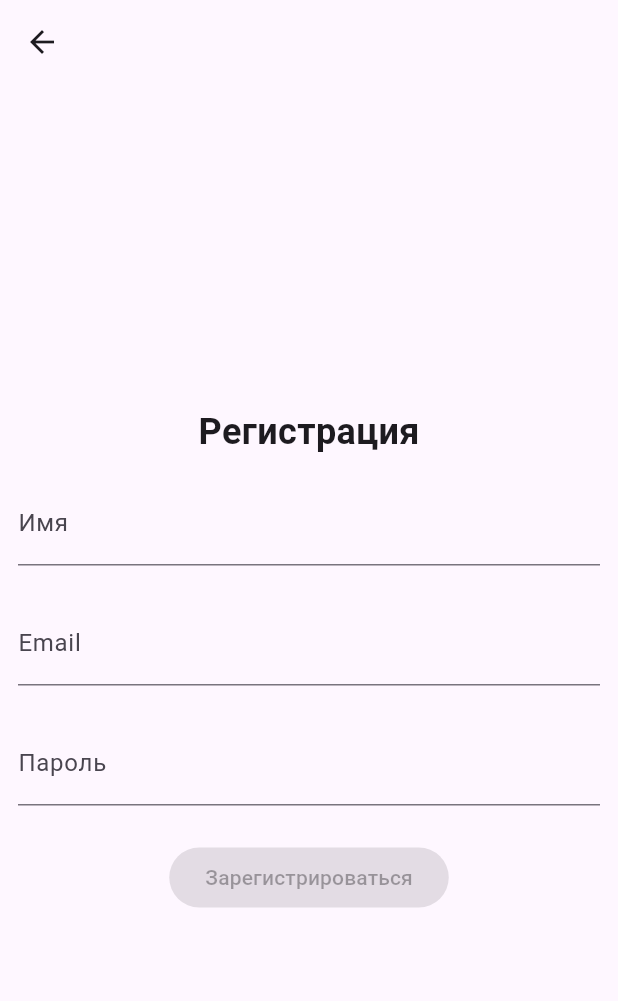
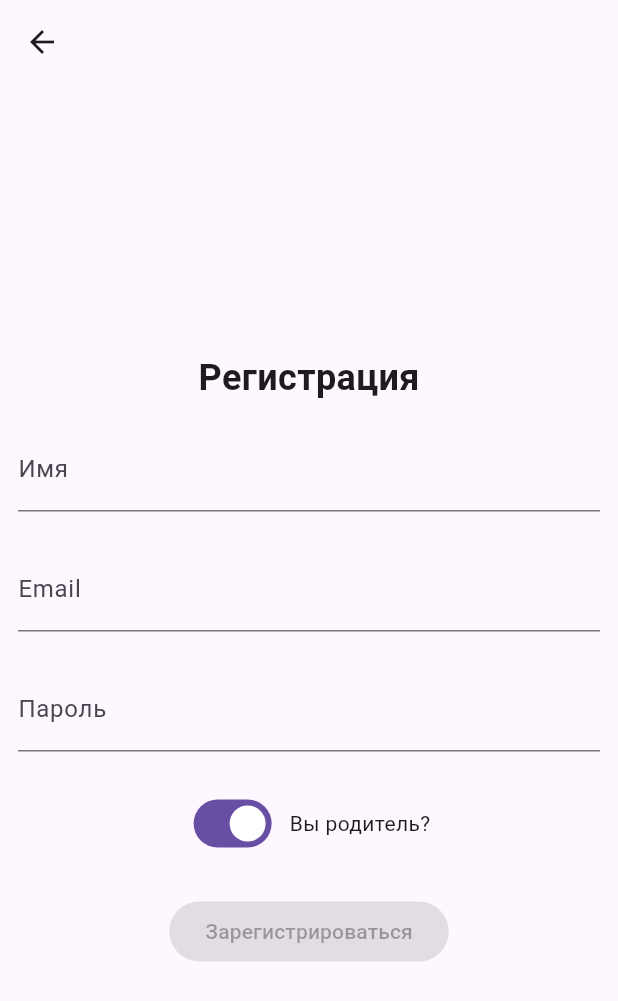
Before and after one commit to dugtriol/family-flow-app-client, a Flutter app: the RegistrationPage screen opened directly, on a phone screen of 412 x 824 dp. Shown: the top 1001 px of the screen. Run offline on Flutter 3.47's test engine with Material 3 defaults, Android fonts, the phone set to English and light mode, and no system bars; our stand-ins replace bloc, equatable, firebase_core, firebase_messaging, flutter_bloc, flutter_local_notifications and 6 more; missing offline and left inert: yandex_mapkit; accounts and stored records are empty; network calls fail.

Commit message:
feat: Add role selection functionality in registration process with NotificationService integration

```diff
--- a/family_flow_app_client/lib/register/bloc/register_event.dart
+++ b/family_flow_app_client/lib/register/bloc/register_event.dart
@@ -53,3 +53,12 @@ class RegisterSubmitted extends RegisterEvent {
   @override
   List<Object?> get props => [context];
 }
+
+class RegisterRoleChanged extends RegisterEvent {
+  const RegisterRoleChanged(this.isParent);
+
+  final bool isParent;
+
+  @override
+  List<Object> get props => [isParent];
+}
--- a/family_flow_app_client/lib/register/bloc/register_state.dart
+++ b/family_flow_app_client/lib/register/bloc/register_state.dart
@@ -10,6 +10,7 @@ class RegisterState extends Equatable {
     this.isCodeSent = false,
     this.isCodeVerified = false,
     this.isRegistered = false, // Новый флаг
+    this.isParent = true, // По умолчанию родитель
   });
 
   final FormzSubmissionStatus status;
@@ -20,6 +21,7 @@ class RegisterState extends Equatable {
   final bool isCodeSent;
   final bool isCodeVerified;
   final bool isRegistered; // Новый флаг
+  final bool isParent; // По умолчанию родитель
 
   RegisterState copyWith({
     FormzSubmissionStatus? status,
@@ -30,6 +32,7 @@ class RegisterState extends Equatable {
     bool? isCodeSent,
     bool? isCodeVerified,
     bool? isRegistered, // Новый флаг
+    bool? isParent, // По умолчанию родитель
   }) {
     return RegisterState(
       status: status ?? this.status,
@@ -40,6 +43,7 @@ class RegisterState extends Equatable {
       isCodeSent: isCodeSent ?? this.isCodeSent,
       isCodeVerified: isCodeVerified ?? this.isCodeVerified,
       isRegistered: isRegistered ?? this.isRegistered, // Новый флаг
+      isParent: isParent ?? this.isParent, // По умолчанию родитель
     );
   }
 
@@ -52,6 +56,7 @@ class RegisterState extends Equatable {
     isValid,
     isCodeSent,
     isCodeVerified,
-        isRegistered
+    isRegistered,
+    isParent,
   ];
 }
--- a/family_flow_app_client/lib/register/view/registration_form.dart
+++ b/family_flow_app_client/lib/register/view/registration_form.dart
@@ -22,10 +22,11 @@ class RegistrationForm extends StatelessWidget {
         } else if (state.isCodeSent) {
           Navigator.of(context).push(
             MaterialPageRoute(
-              builder: (_) => BlocProvider.value(
-                value: context.read<RegisterBloc>(),
-                child: const VerificationPage(),
-              ),
+              builder:
+                  (_) => BlocProvider.value(
+                    value: context.read<RegisterBloc>(),
+                    child: const VerificationPage(),
+                  ),
             ),
           );
         }
@@ -40,6 +41,8 @@ class RegistrationForm extends StatelessWidget {
             _EmailInput(),
             const Padding(padding: EdgeInsets.all(12)),
             _PasswordInput(),
+            const Padding(padding: EdgeInsets.all(12)),
+            _RoleSwitch(),
             const Padding(padding: EdgeInsets.all(12)),
             _RegisterButton(),
           ],
@@ -57,9 +60,7 @@ class _NameInput extends StatelessWidget {
       onChanged: (name) {
         context.read<RegisterBloc>().add(RegisterNameChanged(name));
       },
-      decoration: const InputDecoration(
-        labelText: 'Имя',
-      ),
+      decoration: const InputDecoration(labelText: 'Имя'),
     );
   }
 }
@@ -72,9 +73,7 @@ class _EmailInput extends StatelessWidget {
       onChanged: (email) {
         context.read<RegisterBloc>().add(RegisterEmailChanged(email));
       },
-      decoration: const InputDecoration(
-        labelText: 'Email',
-      ),
+      decoration: const InputDecoration(labelText: 'Email'),
     );
   }
 }
@@ -88,9 +87,7 @@ class _PasswordInput extends StatelessWidget {
         context.read<RegisterBloc>().add(RegisterPasswordChanged(password));
       },
       obscureText: true,
-      decoration: const InputDecoration(
-        labelText: 'Пароль',
-      ),
+      decoration: const InputDecoration(labelText: 'Пароль'),
     );
   }
 }
@@ -108,10 +105,32 @@ class _RegisterButton extends StatelessWidget {
 
     return ElevatedButton(
       key: const Key('registerForm_continue_raisedButton'),
-      onPressed: isValid
-          ? () => context.read<RegisterBloc>().add(RegisterSendCode())
-          : null,
+      onPressed:
+          isValid
+              ? () => context.read<RegisterBloc>().add(RegisterSendCode())
+              : null,
       child: const Text('Зарегистрироваться'),
     );
   }
 }
+
+class _RoleSwitch extends StatelessWidget {
+  @override
+  Widget build(BuildContext context) {
+    final isParent = context.select((RegisterBloc bloc) => bloc.state.isParent);
+
+    return Row(
+      mainAxisAlignment: MainAxisAlignment.center,
+      children: [
+        Switch(
+          value: isParent,
+          onChanged: (value) {
+            context.read<RegisterBloc>().add(RegisterRoleChanged(value));
+          },
+        ),
+        const SizedBox(width: 8),
+        const Text('Вы родитель?'),
+      ],
+    );
+  }
+}
```
Also changed, not shown: family_flow_app_client/lib/register/bloc/register_bloc.dart (+28 -16 lines). Lines whose indentation alone changed are shown as unchanged.
